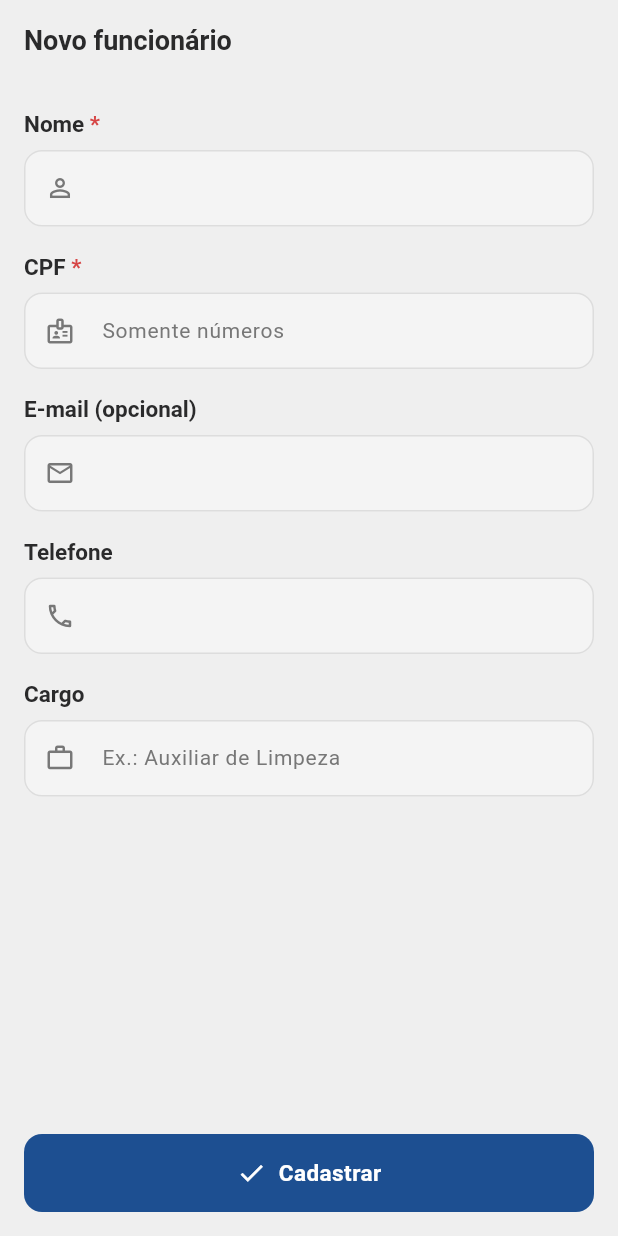
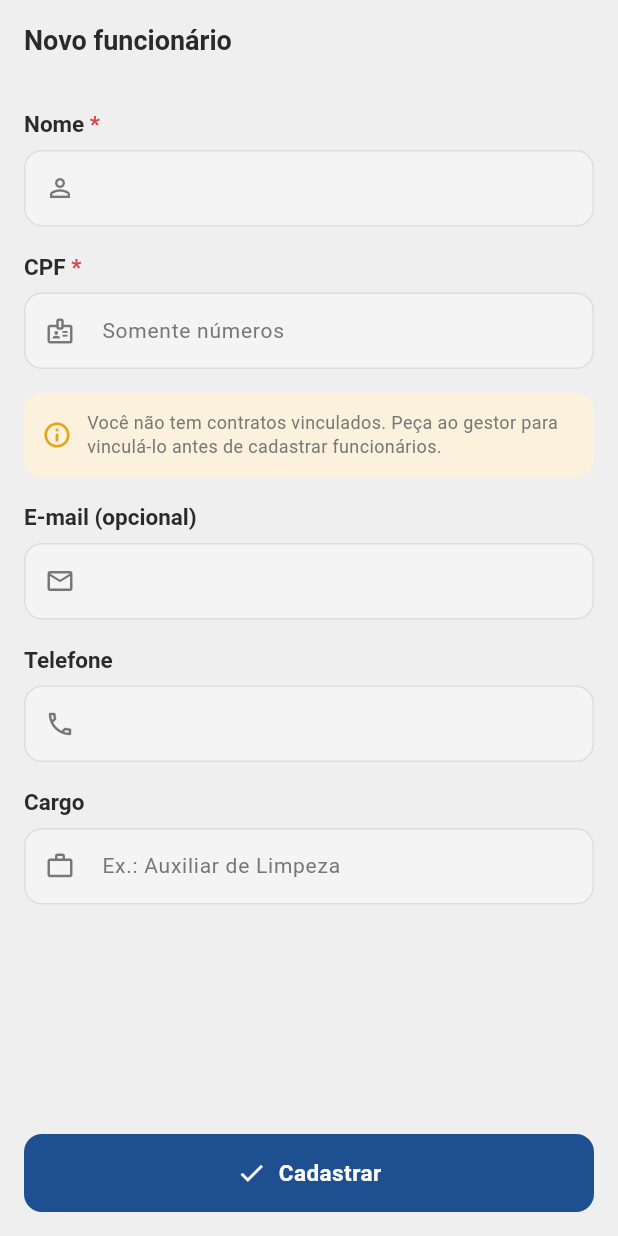
Before and after one commit to GuilhermeAlves2596/nevada-terceirizados-app, a Flutter app: the EmployeeFormPage screen opened by its route, on a phone screen of 412 x 824 dp. Run offline on Flutter 3.47's test engine with Material 3 defaults, Android fonts, the phone set to English and light mode, and no system bars; our stand-ins replace cloud_firestore, firebase_auth, firebase_core, firebase_storage, flutter_riverpod, freezed_annotation and 4 more; missing offline and left inert: mobile_scanner; accounts and stored records are empty; generated files the repository leaves out were written again; Roboto replaces fonts that are missing (League Spartan).

Commit message:
feat: escopo por contrato do supervisor + painel de vínculo do gestor - DataScope/dataScopeProvider: supervisor vê só seus contractIds/clientIds;   companyAdmin/platformAdmin veem tudo. Aplicado em clients, contracts,   locations, checklists, employees, tarefas e nos dropdowns de nova tarefa. - Passo 4: createEmployee exige contractId/clientId; o form tem seletor de   contrato (auto se 1, dropdown se vários) e o funcionário herda o vínculo. - Painel do gestor (1º pedaço): tela Supervisores + vínculo de contratos   (UserRepository.setContracts); cards Supervisores/Clientes/Contratos   passam a ser exclusivos do gestor no dashboard.

```diff
--- a/lib/app/router/route_paths.dart
+++ b/lib/app/router/route_paths.dart
@@ -33,6 +33,7 @@ abstract final class RoutePaths {
   static const supervisorTasks = '/supervisor/tasks';
   static const supervisorTasksCreate = '/supervisor/tasks/create';
   static const supervisorReports = '/supervisor/reports';
+  static const supervisorSupervisors = '/supervisor/supervisors';
   static const supervisorProfile = '/supervisor/profile';
   static const supervisorProfileEdit = '/supervisor/profile/edit';
 
--- a/lib/features/checklists/presentation/providers/checklists_providers.dart
+++ b/lib/features/checklists/presentation/providers/checklists_providers.dart
@@ -4,6 +4,9 @@ import '../../../../app/di/repository_providers.dart';
 import '../../../auth/presentation/controllers/auth_controller.dart';
 import '../../domain/entities/checklist.dart';
 
+/// Checklists são **templates reutilizáveis da empresa** (não pertencem a um
+/// contrato específico), então não são filtrados por escopo — todo supervisor
+/// vê todos os checklists da empresa.
 final checklistsProvider =
     FutureProvider.autoDispose<List<Checklist>>((ref) async {
   final companyId = ref.watch(currentUserProvider)?.companyId;
--- a/lib/features/contracts/presentation/providers/contracts_providers.dart
+++ b/lib/features/contracts/presentation/providers/contracts_providers.dart
@@ -1,6 +1,7 @@
 import 'package:flutter_riverpod/flutter_riverpod.dart';
 
 import '../../../../app/di/repository_providers.dart';
+import '../../../../app/providers/data_scope.dart';
 import '../../../auth/presentation/controllers/auth_controller.dart';
 import '../../domain/entities/contract.dart';
 
@@ -8,5 +9,8 @@ final contractsProvider =
     FutureProvider.autoDispose<List<Contract>>((ref) async {
   final companyId = ref.watch(currentUserProvider)?.companyId;
   if (companyId == null) return const [];
-  return ref.watch(contractRepositoryProvider).getAll(companyId: companyId);
+  final scope = ref.watch(dataScopeProvider);
+  final contracts =
+      await ref.watch(contractRepositoryProvider).getAll(companyId: companyId);
+  return contracts.where((c) => scope.allowsContract(c.id)).toList();
 });
--- a/lib/features/employees/presentation/pages/employee_form_page.dart
+++ b/lib/features/employees/presentation/pages/employee_form_page.dart
@@ -17,6 +17,7 @@ import '../../../../core/widgets/app_form_scaffold.dart';
 import '../../../../core/widgets/app_text_field.dart';
 import '../../../auth/domain/entities/app_user.dart';
 import '../../../auth/presentation/controllers/auth_controller.dart';
+import '../../../contracts/presentation/providers/contracts_providers.dart';
 import '../providers/employees_providers.dart';
 
 class EmployeeFormPage extends ConsumerStatefulWidget {
@@ -36,6 +37,11 @@ class _EmployeeFormPageState extends ConsumerState<EmployeeFormPage> {
   late final TextEditingController _phone;
   late final TextEditingController _jobTitle;
   bool _saving = false;
+
+  /// Contrato/cliente herdados pelo funcionário (passo 4). Preenchidos a partir
+  /// do escopo do supervisor; auto-selecionados quando há apenas 1 contrato.
+  String? _contractId;
+  String? _clientId;
 
   bool get _isEditing => widget.existing != null;
 
@@ -85,8 +91,16 @@ class _EmployeeFormPageState extends ConsumerState<EmployeeFormPage> {
         showSuccessSnack(context, 'Funcionário atualizado!');
         context.pop();
       } else {
+        if (_contractId == null || _clientId == null) {
+          if (mounted) {
+            showErrorSnack(context, 'Selecione um contrato para o funcionário.');
+          }
+          return;
+        }
         final result = await repo.createEmployee(
           companyId: companyId,
+          contractId: _contractId!,
+          clientId: _clientId!,
           name: _name.text,
           cpf: _cpf.text,
           email: _email.text,
@@ -165,6 +179,88 @@ class _EmployeeFormPageState extends ConsumerState<EmployeeFormPage> {
     );
   }
 
+  /// Campo de contrato (só no cadastro). Auto-seleciona quando o supervisor tem
+  /// apenas 1 contrato; vira dropdown quando há vários; avisa quando não há.
+  Widget _buildContractField() {
+    final async = ref.watch(contractsProvider);
+    return async.when(
+      loading: () => const Padding(
+        padding: EdgeInsets.symmetric(vertical: 8),
+        child: LinearProgressIndicator(),
+      ),
+      error: (e, _) => Text(
+        'Não foi possível carregar os contratos.',
+        style: AppTypography.bodyMuted,
+      ),
+      data: (contracts) {
+        if (contracts.isEmpty) {
+          return Container(
+            padding: const EdgeInsets.all(12),
+            decoration: BoxDecoration(
+              color: AppColors.warningSoft,
+              borderRadius: AppRadius.brMd,
+            ),
+            child: Row(
+              children: [
+                const Icon(Icons.info_outline,
+                    size: 20, color: AppColors.warning),
+                const SizedBox(width: 10),
+                Expanded(
+                  child: Text(
+                    'Você não tem contratos vinculados. Peça ao gestor para '
+                    'vinculá-lo antes de cadastrar funcionários.',
+                    style: AppTypography.caption,
+                  ),
+                ),
+              ],
+            ),
+          );
+        }
+        if (contracts.length == 1) {
+          final only = contracts.first;
+          if (_contractId != only.id) {
+            WidgetsBinding.instance.addPostFrameCallback((_) {
+              if (mounted) {
+                setState(() {
+                  _contractId = only.id;
+                  _clientId = only.clientId;
+                });
+              }
+            });
+          }
+          return _ReadOnlyRow(label: 'Contrato', value: only.name);
+        }
+        return Column(
+          crossAxisAlignment: CrossAxisAlignment.start,
+          children: [
+            Text('Contrato', style: AppTypography.subtitle),
+            AppSpacing.gapXs,
+            DropdownButtonFormField<String>(
+              initialValue: _contractId,
+              isExpanded: true,
+              items: [
+                for (final c in contracts)
+                  DropdownMenuItem(value: c.id, child: Text(c.name)),
+              ],
+              onChanged: (v) => setState(() {
+                _contractId = v;
+                _clientId = v == null
+                    ? null
+                    : contracts.firstWhere((c) => c.id == v).clientId;
+              }),
+              validator: (v) => v == null ? 'Selecione um contrato' : null,
+              decoration: const InputDecoration(
+                prefixIcon: Icon(Icons.description_outlined,
+                    color: AppColors.textMuted, size: 20),
+                hintText: 'Selecione',
+              ),
+            ),
+          ],
+        );
+      },
+    );
+  }
+
   @override
   Widget build(BuildContext context) {
     return AppFormScaffold(
@@ -212,6 +308,10 @@ class _EmployeeFormPageState extends ConsumerState<EmployeeFormPage> {
             },
           ),
         AppSpacing.gapMd,
+        if (!_isEditing) ...[
+          _buildContractField(),
+          AppSpacing.gapMd,
+        ],
         AppTextFormField(
           label: 'E-mail (opcional)',
           controller: _email,
--- a/lib/features/locations/presentation/providers/locations_providers.dart
+++ b/lib/features/locations/presentation/providers/locations_providers.dart
@@ -1,6 +1,7 @@
 import 'package:flutter_riverpod/flutter_riverpod.dart';
 
 import '../../../../app/di/repository_providers.dart';
+import '../../../../app/providers/data_scope.dart';
 import '../../../auth/presentation/controllers/auth_controller.dart';
 import '../../domain/entities/location.dart';
 
@@ -8,5 +9,8 @@ final locationsProvider =
     FutureProvider.autoDispose<List<Location>>((ref) async {
   final companyId = ref.watch(currentUserProvider)?.companyId;
   if (companyId == null) return const [];
-  return ref.watch(locationRepositoryProvider).getAll(companyId: companyId);
+  final scope = ref.watch(dataScopeProvider);
+  final locations =
+      await ref.watch(locationRepositoryProvider).getAll(companyId: companyId);
+  return locations.where((l) => scope.allowsContract(l.contractId)).toList();
 });
--- a/lib/features/tasks/presentation/providers/task_providers.dart
+++ b/lib/features/tasks/presentation/providers/task_providers.dart
@@ -2,6 +2,7 @@ import 'package:flutter_riverpod/flutter_riverpod.dart';
 
 import '../../../../app/di/repository_providers.dart';
 import '../../../../app/providers/company_catalog.dart';
+import '../../../../app/providers/data_scope.dart';
 import '../../../auth/presentation/controllers/auth_controller.dart';
 import '../../../executions/domain/entities/task_execution.dart';
 import '../models/task_view.dart';
@@ -48,10 +49,12 @@ final supervisorTaskViewsProvider =
   final companyId = ref.watch(currentUserProvider)?.companyId;
   if (companyId == null) return const [];
 
+  final scope = ref.watch(dataScopeProvider);
   final catalog = await ref.watch(companyCatalogProvider.future);
   final tasks =
       await ref.watch(taskRepositoryProvider).getForCompany(companyId: companyId);
-  return TaskView.resolveAll(tasks, catalog);
+  final scoped = tasks.where((t) => scope.allowsContract(t.contractId)).toList();
+  return TaskView.resolveAll(scoped, catalog);
 });
 
 /// Pull-to-refresh: recarrega também o [companyCatalogProvider] (nomes de
```
Also changed, not shown: lib/app/providers/data_scope.dart (added, +61 -0 lines), lib/app/router/app_router.dart (+11 -0 lines), lib/features/clients/presentation/providers/clients_providers.dart (+7 -2 lines), lib/features/dashboard/presentation/pages/supervisor_dashboard_page.dart (+15 -6 lines), lib/features/employees/data/repositories/firebase_user_repository.dart (+20 -0 lines), lib/features/employees/data/repositories/mock_user_repository.dart (+24 -0 lines), lib/features/employees/domain/repositories/user_repository.dart (+14 -1 lines), lib/features/employees/presentation/providers/employees_providers.dart (+19 -2 lines), lib/features/locations/presentation/pages/location_form_page.dart (+8 -3 lines), lib/features/supervisors/presentation/pages/supervisor_contracts_page.dart (added, +130 -0 lines), lib/features/supervisors/presentation/pages/supervisors_page.dart (added, +96 -0 lines), lib/features/tasks/presentation/pages/new_task_page.dart (+14 -4 lines), 1 other file.
